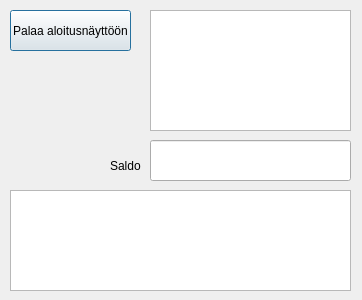
banksimul2022/group2, file PankkiAutomaatti/exe/naytasaldo.ui: the form before one commit.
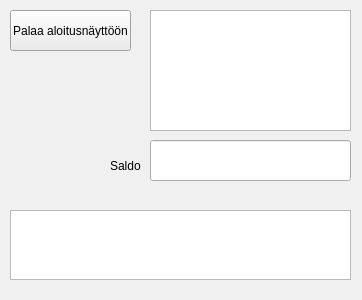
The form after the commit.

```diff
--- a/PankkiAutomaatti/exe/naytasaldo.ui
+++ b/PankkiAutomaatti/exe/naytasaldo.ui
@@ -10,6 +10,556 @@
     <height>300</height>
    </rect>
   </property>
+  <property name="palette">
+   <palette>
+    <active>
+     <colorrole role="WindowText">
+      <brush brushstyle="SolidPattern">
+       <color alpha="255">
+        <red>0</red>
+        <green>0</green>
+        <blue>255</blue>
+       </color>
+      </brush>
+     </colorrole>
+     <colorrole role="Button">
+      <brush brushstyle="SolidPattern">
+       <color alpha="255">
+        <red>255</red>
+        <green>255</green>
+        <blue>255</blue>
+       </color>
+      </brush>
+     </colorrole>
+     <colorrole role="Light">
+      <brush brushstyle="SolidPattern">
+       <color alpha="255">
+        <red>0</red>
+        <green>0</green>
+        <blue>255</blue>
+       </color>
+      </brush>
+     </colorrole>
+     <colorrole role="Midlight">
+      <brush brushstyle="SolidPattern">
+       <color alpha="255">
+        <red>0</red>
+        <green>0</green>
+        <blue>255</blue>
+       </color>
+      </brush>
+     </colorrole>
+     <colorrole role="Dark">
+      <brush brushstyle="SolidPattern">
+       <color alpha="255">
+        <red>0</red>
+        <green>0</green>
+        <blue>255</blue>
+       </color>
+      </brush>
+     </colorrole>
+     <colorrole role="Mid">
+      <brush brushstyle="SolidPattern">
+       <color alpha="255">
+        <red>0</red>
+        <green>0</green>
+        <blue>255</blue>
+       </color>
+      </brush>
+     </colorrole>
+     <colorrole role="Text">
+      <brush brushstyle="SolidPattern">
+       <color alpha="255">
+        <red>0</red>
+        <green>0</green>
+        <blue>255</blue>
+       </color>
+      </brush>
+     </colorrole>
+     <colorrole role="BrightText">
+      <brush brushstyle="SolidPattern">
+       <color alpha="255">
+        <red>0</red>
+        <green>0</green>
+        <blue>255</blue>
+       </color>
+      </brush>
+     </colorrole>
+     <colorrole role="ButtonText">
+      <brush brushstyle="SolidPattern">
+       <color alpha="255">
+        <red>0</red>
+        <green>0</green>
+        <blue>255</blue>
+       </color>
+      </brush>
+     </colorrole>
+     <colorrole role="Base">
+      <brush brushstyle="SolidPattern">
+       <color alpha="255">
+        <red>255</red>
+        <green>255</green>
+        <blue>255</blue>
+       </color>
+      </brush>
+     </colorrole>
+     <colorrole role="Window">
+      <brush brushstyle="SolidPattern">
+       <color alpha="255">
+        <red>255</red>
+        <green>255</green>
+        <blue>255</blue>
+       </color>
+      </brush>
+     </colorrole>
+     <colorrole role="Shadow">
+      <brush brushstyle="SolidPattern">
+       <color alpha="255">
+        <red>0</red>
+        <green>0</green>
+        <blue>255</blue>
+       </color>
+      </brush>
+     </colorrole>
+     <colorrole role="Highlight">
+      <brush brushstyle="SolidPattern">
+       <color alpha="255">
+        <red>0</red>
+        <green>0</green>
+        <blue>255</blue>
+       </color>
+      </brush>
+     </colorrole>
+     <colorrole role="HighlightedText">
+      <brush brushstyle="SolidPattern">
+       <color alpha="255">
+        <red>255</red>
+        <green>255</green>
+        <blue>255</blue>
+       </color>
+      </brush>
+     </colorrole>
+     <colorrole role="Link">
+      <brush brushstyle="SolidPattern">
+       <color alpha="255">
+        <red>0</red>
+        <green>0</green>
+        <blue>255</blue>
+       </color>
+      </brush>
+     </colorrole>
+     <colorrole role="LinkVisited">
+      <brush brushstyle="SolidPattern">
+       <color alpha="255">
+        <red>0</red>
+        <green>0</green>
+        <blue>255</blue>
+       </color>
+      </brush>
+     </colorrole>
+     <colorrole role="AlternateBase">
+      <brush brushstyle="SolidPattern">
+       <color alpha="255">
+        <red>255</red>
+        <green>255</green>
+        <blue>255</blue>
+       </color>
+      </brush>
+     </colorrole>
+     <colorrole role="ToolTipBase">
+      <brush brushstyle="SolidPattern">
+       <color alpha="255">
+        <red>0</red>
+        <green>0</green>
+        <blue>255</blue>
+       </color>
+      </brush>
+     </colorrole>
+     <colorrole role="ToolTipText">
+      <brush brushstyle="SolidPattern">
+       <color alpha="255">
+        <red>0</red>
+        <green>0</green>
+        <blue>255</blue>
+       </color>
+      </brush>
+     </colorrole>
+     <colorrole role="PlaceholderText">
+      <brush brushstyle="SolidPattern">
+       <color alpha="128">
+        <red>0</red>
+        <green>0</green>
+        <blue>255</blue>
+       </color>
+      </brush>
+     </colorrole>
+    </active>
+    <inactive>
+     <colorrole role="WindowText">
+      <brush brushstyle="SolidPattern">
+       <color alpha="255">
+        <red>0</red>
+        <green>0</green>
+        <blue>0</blue>
+       </color>
+      </brush>
+     </colorrole>
+     <colorrole role="Button">
+      <brush brushstyle="SolidPattern">
+       <color alpha="255">
+        <red>240</red>
+        <green>240</green>
+        <blue>240</blue>
+       </color>
+      </brush>
+     </colorrole>
+     <colorrole role="Light">
+      <brush brushstyle="SolidPattern">
+       <color alpha="255">
+        <red>255</red>
+        <green>255</green>
+        <blue>255</blue>
+       </color>
+      </brush>
+     </colorrole>
+     <colorrole role="Midlight">
+      <brush brushstyle="SolidPattern">
+       <color alpha="255">
+        <red>227</red>
+        <green>227</green>
+        <blue>227</blue>
+       </color>
+      </brush>
+     </colorrole>
+     <colorrole role="Dark">
+      <brush brushstyle="SolidPattern">
+       <color alpha="255">
+        <red>160</red>
+        <green>160</green>
+        <blue>160</blue>
+       </color>
+      </brush>
+     </colorrole>
+     <colorrole role="Mid">
+      <brush brushstyle="SolidPattern">
+       <color alpha="255">
+        <red>160</red>
+        <green>160</green>
+        <blue>160</blue>
+       </color>
+      </brush>
+     </colorrole>
+     <colorrole role="Text">
+      <brush brushstyle="SolidPattern">
+       <color alpha="255">
+        <red>0</red>
+        <green>0</green>
+        <blue>0</blue>
+       </color>
+      </brush>
+     </colorrole>
+     <colorrole role="BrightText">
+      <brush brushstyle="SolidPattern">
+       <color alpha="255">
+        <red>255</red>
+        <green>255</green>
+        <blue>255</blue>
+       </color>
+      </brush>
+     </colorrole>
+     <colorrole role="ButtonText">
+      <brush brushstyle="SolidPattern">
+       <color alpha="255">
+        <red>0</red>
+        <green>0</green>
+        <blue>0</blue>
+       </color>
+      </brush>
+     </colorrole>
+     <colorrole role="Base">
+      <brush brushstyle="SolidPattern">
+       <color alpha="255">
+        <red>255</red>
+        <green>255</green>
+        <blue>255</blue>
+       </color>
+      </brush>
+     </colorrole>
+     <colorrole role="Window">
+      <brush brushstyle="SolidPattern">
+       <color alpha="255">
+        <red>240</red>
+        <green>240</green>
+        <blue>240</blue>
+       </color>
+      </brush>
+     </colorrole>
+     <colorrole role="Shadow">
+      <brush brushstyle="SolidPattern">
+       <color alpha="255">
+        <red>105</red>
+        <green>105</green>
+        <blue>105</blue>
+       </color>
+      </brush>
+     </colorrole>
+     <colorrole role="Highlight">
+      <brush brushstyle="SolidPattern">
+       <color alpha="255">
+        <red>240</red>
+        <green>240</green>
+        <blue>240</blue>
+       </color>
+      </brush>
+     </colorrole>
+     <colorrole role="HighlightedText">
+      <brush brushstyle="SolidPattern">
+       <color alpha="255">
+        <red>0</red>
+        <green>0</green>
+        <blue>0</blue>
+       </color>
+      </brush>
+     </colorrole>
+     <colorrole role="Link">
+      <brush brushstyle="SolidPattern">
+       <color alpha="255">
+        <red>0</red>
+        <green>0</green>
+        <blue>255</blue>
+       </color>
+      </brush>
+     </colorrole>
+     <colorrole role="LinkVisited">
+      <brush brushstyle="SolidPattern">
+       <color alpha="255">
+        <red>255</red>
+        <green>0</green>
+        <blue>255</blue>
+       </color>
+      </brush>
+     </colorrole>
+     <colorrole role="AlternateBase">
+      <brush brushstyle="SolidPattern">
+       <color alpha="255">
+        <red>245</red>
+        <green>245</green>
+        <blue>245</blue>
+       </color>
+      </brush>
+     </colorrole>
+     <colorrole role="ToolTipBase">
+      <brush brushstyle="SolidPattern">
+       <color alpha="255">
+        <red>255</red>
+        <green>255</green>
+        <blue>220</blue>
+       </color>
+      </brush>
+     </colorrole>
+     <colorrole role="ToolTipText">
+      <brush brushstyle="SolidPattern">
+       <color alpha="255">
+        <red>0</red>
+        <green>0</green>
+        <blue>0</blue>
+       </color>
+      </brush>
+     </colorrole>
+     <colorrole role="PlaceholderText">
+      <brush brushstyle="SolidPattern">
+       <color alpha="128">
+        <red>0</red>
+        <green>0</green>
+        <blue>0</blue>
+       </color>
+      </brush>
+     </colorrole>
+    </inactive>
+    <disabled>
+     <colorrole role="WindowText">
+      <brush brushstyle="SolidPattern">
+       <color alpha="255">
+        <red>0</red>
+        <green>0</green>
+        <blue>255</blue>
+       </color>
+      </brush>
+     </colorrole>
+     <colorrole role="Button">
+      <brush brushstyle="SolidPattern">
+       <color alpha="255">
+        <red>255</red>
+        <green>255</green>
+        <blue>255</blue>
+       </color>
+      </brush>
+     </colorrole>
+     <colorrole role="Light">
+      <brush brushstyle="SolidPattern">
+       <color alpha="255">
+        <red>0</red>
+        <green>0</green>
+        <blue>255</blue>
+       </color>
+      </brush>
+     </colorrole>
+     <colorrole role="Midlight">
+      <brush brushstyle="SolidPattern">
+       <color alpha="255">
+        <red>0</red>
+        <green>0</green>
+        <blue>255</blue>
+       </color>
+      </brush>
+     </colorrole>
+     <colorrole role="Dark">
+      <brush brushstyle="SolidPattern">
+       <color alpha="255">
+        <red>0</red>
+        <green>0</green>
+        <blue>255</blue>
+       </color>
+      </brush>
+     </colorrole>
+     <colorrole role="Mid">
+      <brush brushstyle="SolidPattern">
+       <color alpha="255">
+        <red>0</red>
+        <green>0</green>
+        <blue>255</blue>
+       </color>
+      </brush>
+     </colorrole>
+     <colorrole role="Text">
+      <brush brushstyle="SolidPattern">
+       <color alpha="255">
+        <red>0</red>
+        <green>0</green>
+        <blue>255</blue>
+       </color>
+      </brush>
+     </colorrole>
+     <colorrole role="BrightText">
+      <brush brushstyle="SolidPattern">
+       <color alpha="255">
+        <red>0</red>
+        <green>0</green>
+        <blue>255</blue>
+       </color>
+      </brush>
+     </colorrole>
+     <colorrole role="ButtonText">
+      <brush brushstyle="SolidPattern">
+       <color alpha="255">
+        <red>0</red>
+        <green>0</green>
+        <blue>255</blue>
+       </color>
+      </brush>
+     </colorrole>
+     <colorrole role="Base">
+      <brush brushstyle="SolidPattern">
+       <color alpha="255">
+        <red>255</red>
+        <green>255</green>
+        <blue>255</blue>
+       </color>
+      </brush>
+     </colorrole>
+     <colorrole role="Window">
+      <brush brushstyle="SolidPattern">
+       <color alpha="255">
+        <red>255</red>
+        <green>255</green>
+        <blue>255</blue>
+       </color>
+      </brush>
+     </colorrole>
+     <colorrole role="Shadow">
+      <brush brushstyle="SolidPattern">
+       <color alpha="255">
+        <red>0</red>
+        <green>0</green>
+        <blue>0</blue>
+       </color>
+      </brush>
+     </colorrole>
+     <colorrole role="Highlight">
+      <brush brushstyle="SolidPattern">
+       <color alpha="255">
+        <red>0</red>
+        <green>120</green>
+        <blue>215</blue>
+       </color>
+      </brush>
+     </colorrole>
+     <colorrole role="HighlightedText">
+      <brush brushstyle="SolidPattern">
+       <color alpha="255">
+        <red>255</red>
+        <green>255</green>
+        <blue>255</blue>
+       </color>
+      </brush>
+     </colorrole>
+     <colorrole role="Link">
+      <brush brushstyle="SolidPattern">
+       <color alpha="255">
+        <red>0</red>
+        <green>0</green>
+        <blue>255</blue>
+       </color>
+      </brush>
+     </colorrole>
+     <colorrole role="LinkVisited">
+      <brush brushstyle="SolidPattern">
+       <color alpha="255">
+        <red>255</red>
+        <green>0</green>
+        <blue>255</blue>
+       </color>
+      </brush>
+     </colorrole>
+     <colorrole role="AlternateBase">
+      <brush brushstyle="SolidPattern">
+       <color alpha="255">
+        <red>245</red>
+        <green>245</green>
+        <blue>245</blue>
+       </color>
+      </brush>
+     </colorrole>
+     <colorrole role="ToolTipBase">
+      <brush brushstyle="SolidPattern">
+       <color alpha="255">
+        <red>255</red>
+        <green>255</green>
+        <blue>220</blue>
+       </color>
+      </brush>
+     </colorrole>
+     <colorrole role="ToolTipText">
+      <brush brushstyle="SolidPattern">
+       <color alpha="255">
+        <red>0</red>
+        <green>0</green>
+        <blue>0</blue>
+       </color>
+      </brush>
+     </colorrole>
+     <colorrole role="PlaceholderText">
+      <brush brushstyle="SolidPattern">
+       <color alpha="128">
+        <red>0</red>
+        <green>0</green>
+        <blue>0</blue>
+       </color>
+      </brush>
+     </colorrole>
+    </disabled>
+   </palette>
+  </property>
   <property name="windowTitle">
    <string>Näytä saldo</string>
   </property>
@@ -26,16 +576,6 @@
     <string>Palaa aloitusnäyttöön</string>
    </property>
   </widget>
-  <widget class="QListWidget" name="tilitapahtumatedit">
-   <property name="geometry">
-    <rect>
-     <x>10</x>
-     <y>190</y>
-     <width>341</width>
-     <height>101</height>
-    </rect>
-   </property>
-  </widget>
   <widget class="QLineEdit" name="saldoedit">
    <property name="geometry">
     <rect>
@@ -69,6 +609,566 @@
     </rect>
    </property>
   </widget>
+  <widget class="QTextEdit" name="tilitapahtumatedit">
+   <property name="geometry">
+    <rect>
+     <x>10</x>
+     <y>210</y>
+     <width>341</width>
+     <height>70</height>
+    </rect>
+   </property>
+   <property name="palette">
+    <palette>
+     <active>
+      <colorrole role="WindowText">
+       <brush brushstyle="SolidPattern">
+        <color alpha="255">
+         <red>0</red>
+         <green>0</green>
+         <blue>255</blue>
+        </color>
+       </brush>
+      </colorrole>
+      <colorrole role="Button">
+       <brush brushstyle="SolidPattern">
+        <color alpha="255">
+         <red>255</red>
+         <green>255</green>
+         <blue>255</blue>
+        </color>
+       </brush>
+      </colorrole>
+      <colorrole role="Light">
+       <brush brushstyle="SolidPattern">
+        <color alpha="255">
+         <red>0</red>
+         <green>0</green>
+         <blue>255</blue>
+        </color>
+       </brush>
+      </colorrole>
+      <colorrole role="Midlight">
+       <brush brushstyle="SolidPattern">
+        <color alpha="255">
+         <red>0</red>
+         <green>0</green>
+         <blue>255</blue>
+        </color>
+       </brush>
+      </colorrole>
+      <colorrole role="Dark">
+       <brush brushstyle="SolidPattern">
+        <color alpha="255">
+         <red>0</red>
+         <green>0</green>
+         <blue>255</blue>
+        </color>
+       </brush>
+      </colorrole>
+      <colorrole role="Mid">
+       <brush brushstyle="SolidPattern">
+        <color alpha="255">
+         <red>0</red>
+         <green>0</green>
+         <blue>255</blue>
+        </color>
+       </brush>
+      </colorrole>
+      <colorrole role="Text">
+       <brush brushstyle="SolidPattern">
+        <color alpha="255">
+         <red>0</red>
+         <green>0</green>
+         <blue>255</blue>
+        </color>
+       </brush>
+      </colorrole>
+      <colorrole role="BrightText">
+       <brush brushstyle="SolidPattern">
+        <color alpha="255">
+         <red>0</red>
+         <green>0</green>
+         <blue>255</blue>
+        </color>
+       </brush>
+      </colorrole>
+      <colorrole role="ButtonText">
+       <brush brushstyle="SolidPattern">
+        <color alpha="255">
+         <red>0</red>
+         <green>0</green>
+         <blue>255</blue>
+        </color>
+       </brush>
+      </colorrole>
+      <colorrole role="Base">
+       <brush brushstyle="SolidPattern">
+        <color alpha="255">
+         <red>255</red>
+         <green>255</green>
+         <blue>255</blue>
+        </color>
+       </brush>
+      </colorrole>
+      <colorrole role="Window">
+       <brush brushstyle="SolidPattern">
+        <color alpha="255">
+         <red>255</red>
+         <green>255</green>
+         <blue>255</blue>
+        </color>
+       </brush>
+      </colorrole>
+      <colorrole role="Shadow">
+       <brush brushstyle="SolidPattern">
+        <color alpha="255">
+         <red>0</red>
+         <green>0</green>
+         <blue>255</blue>
+        </color>
+       </brush>
+      </colorrole>
+      <colorrole role="Highlight">
+       <brush brushstyle="SolidPattern">
+        <color alpha="255">
+         <red>0</red>
+         <green>0</green>
+         <blue>255</blue>
+        </color>
+       </brush>
+      </colorrole>
+      <colorrole role="HighlightedText">
+       <brush brushstyle="SolidPattern">
+        <color alpha="255">
+         <red>255</red>
+         <green>255</green>
+         <blue>255</blue>
+        </color>
+       </brush>
+      </colorrole>
+      <colorrole role="Link">
+       <brush brushstyle="SolidPattern">
+        <color alpha="255">
+         <red>0</red>
+         <green>0</green>
+         <blue>255</blue>
+        </color>
+       </brush>
+      </colorrole>
+      <colorrole role="LinkVisited">
+       <brush brushstyle="SolidPattern">
+        <color alpha="255">
+         <red>0</red>
+         <green>0</green>
+         <blue>255</blue>
+        </color>
+       </brush>
+      </colorrole>
+      <colorrole role="AlternateBase">
+       <brush brushstyle="SolidPattern">
+        <color alpha="255">
+         <red>255</red>
+         <green>255</green>
+         <blue>255</blue>
+        </color>
+       </brush>
+      </colorrole>
+      <colorrole role="ToolTipBase">
+       <brush brushstyle="SolidPattern">
+        <color alpha="255">
+         <red>0</red>
+         <green>0</green>
+         <blue>255</blue>
+        </color>
+       </brush>
+      </colorrole>
+      <colorrole role="ToolTipText">
+       <brush brushstyle="SolidPattern">
+        <color alpha="255">
+         <red>0</red>
+         <green>0</green>
+         <blue>255</blue>
+        </color>
+       </brush>
+      </colorrole>
+      <colorrole role="PlaceholderText">
+       <brush brushstyle="SolidPattern">
+        <color alpha="128">
+         <red>0</red>
+         <green>0</green>
+         <blue>255</blue>
+        </color>
+       </brush>
+      </colorrole>
+     </active>
+     <inactive>
+      <colorrole role="WindowText">
+       <brush brushstyle="SolidPattern">
+        <color alpha="255">
+         <red>0</red>
+         <green>0</green>
+         <blue>0</blue>
+        </color>
+       </brush>
+      </colorrole>
+      <colorrole role="Button">
+       <brush brushstyle="SolidPattern">
+        <color alpha="255">
+         <red>240</red>
+         <green>240</green>
+         <blue>240</blue>
+        </color>
+       </brush>
+      </colorrole>
+      <colorrole role="Light">
+       <brush brushstyle="SolidPattern">
+        <color alpha="255">
+         <red>255</red>
+         <green>255</green>
+         <blue>255</blue>
+        </color>
+       </brush>
+      </colorrole>
+      <colorrole role="Midlight">
+       <brush brushstyle="SolidPattern">
+        <color alpha="255">
+         <red>227</red>
+         <green>227</green>
+         <blue>227</blue>
+        </color>
+       </brush>
+      </colorrole>
+      <colorrole role="Dark">
+       <brush brushstyle="SolidPattern">
+        <color alpha="255">
+         <red>160</red>
+         <green>160</green>
+         <blue>160</blue>
+        </color>
+       </brush>
+      </colorrole>
+      <colorrole role="Mid">
+       <brush brushstyle="SolidPattern">
+        <color alpha="255">
+         <red>160</red>
+         <green>160</green>
+         <blue>160</blue>
+        </color>
+       </brush>
+      </colorrole>
+      <colorrole role="Text">
+       <brush brushstyle="SolidPattern">
+        <color alpha="255">
+         <red>0</red>
+         <green>0</green>
+         <blue>0</blue>
+        </color>
+       </brush>
+      </colorrole>
+      <colorrole role="BrightText">
+       <brush brushstyle="SolidPattern">
+        <color alpha="255">
+         <red>255</red>
+         <green>255</green>
+         <blue>255</blue>
+        </color>
+       </brush>
+      </colorrole>
+      <colorrole role="ButtonText">
+       <brush brushstyle="SolidPattern">
+        <color alpha="255">
+         <red>0</red>
+         <green>0</green>
+         <blue>0</blue>
+        </color>
+       </brush>
+      </colorrole>
+      <colorrole role="Base">
+       <brush brushstyle="SolidPattern">
+        <color alpha="255">
+         <red>255</red>
+         <green>255</green>
+         <blue>255</blue>
+        </color>
+       </brush>
+      </colorrole>
+      <colorrole role="Window">
+       <brush brushstyle="SolidPattern">
+        <color alpha="255">
+         <red>240</red>
+         <green>240</green>
+         <blue>240</blue>
+        </color>
+       </brush>
+      </colorrole>
+      <colorrole role="Shadow">
+       <brush brushstyle="SolidPattern">
+        <color alpha="255">
+         <red>105</red>
+         <green>105</green>
+         <blue>105</blue>
+        </color>
+       </brush>
+      </colorrole>
+      <colorrole role="Highlight">
+       <brush brushstyle="SolidPattern">
+        <color alpha="255">
+         <red>240</red>
+         <green>240</green>
+         <blue>240</blue>
+        </color>
+       </brush>
+      </colorrole>
+      <colorrole role="HighlightedText">
+       <brush brushstyle="SolidPattern">
+        <color alpha="255">
+         <red>0</red>
+         <green>0</green>
+         <blue>0</blue>
+        </color>
+       </brush>
+      </colorrole>
+      <colorrole role="Link">
+       <brush brushstyle="SolidPattern">
+        <color alpha="255">
+         <red>0</red>
+         <green>0</green>
+         <blue>255</blue>
+        </color>
+       </brush>
+      </colorrole>
+      <colorrole role="LinkVisited">
+       <brush brushstyle="SolidPattern">
+        <color alpha="255">
+         <red>255</red>
+         <green>0</green>
+         <blue>255</blue>
+        </color>
+       </brush>
+      </colorrole>
+      <colorrole role="AlternateBase">
+       <brush brushstyle="SolidPattern">
+        <color alpha="255">
+         <red>245</red>
+         <green>245</green>
+         <blue>245</blue>
+        </color>
+       </brush>
+      </colorrole>
+      <colorrole role="ToolTipBase">
+       <brush brushstyle="SolidPattern">
+        <color alpha="255">
+         <red>255</red>
+         <green>255</green>
+         <blue>220</blue>
+        </color>
+       </brush>
+      </colorrole>
+      <colorrole role="ToolTipText">
+       <brush brushstyle="SolidPattern">
+        <color alpha="255">
+         <red>0</red>
+         <green>0</green>
+         <blue>0</blue>
+        </color>
+       </brush>
+      </colorrole>
+      <colorrole role="PlaceholderText">
+       <brush brushstyle="SolidPattern">
+        <color alpha="128">
+         <red>0</red>
+         <green>0</green>
+         <blue>0</blue>
+        </color>
+       </brush>
+      </colorrole>
+     </inactive>
+     <disabled>
+      <colorrole role="WindowText">
+       <brush brushstyle="SolidPattern">
+        <color alpha="255">
+         <red>0</red>
+         <green>0</green>
+         <blue>255</blue>
+        </color>
+       </brush>
+      </colorrole>
+      <colorrole role="Button">
+       <brush brushstyle="SolidPattern">
+        <color alpha="255">
+         <red>255</red>
+         <green>255</green>
+         <blue>255</blue>
+        </color>
+       </brush>
+      </colorrole>
+      <colorrole role="Light">
+       <brush brushstyle="SolidPattern">
+        <color alpha="255">
+         <red>0</red>
+         <green>0</green>
+         <blue>255</blue>
+        </color>
+       </brush>
+      </colorrole>
+      <colorrole role="Midlight">
+       <brush brushstyle="SolidPattern">
+        <color alpha="255">
+         <red>0</red>
+         <green>0</green>
+         <blue>255</blue>
+        </color>
+       </brush>
+      </colorrole>
+      <colorrole role="Dark">
+       <brush brushstyle="SolidPattern">
+        <color alpha="255">
+         <red>0</red>
+         <green>0</green>
+         <blue>255</blue>
+        </color>
+       </brush>
+      </colorrole>
+      <colorrole role="Mid">
+       <brush brushstyle="SolidPattern">
+        <color alpha="255">
+         <red>0</red>
+         <green>0</green>
+         <blue>255</blue>
+        </color>
+       </brush>
+      </colorrole>
+      <colorrole role="Text">
+       <brush brushstyle="SolidPattern">
+        <color alpha="255">
+         <red>0</red>
+         <green>0</green>
+         <blue>255</blue>
+        </color>
+       </brush>
+      </colorrole>
+      <colorrole role="BrightText">
+       <brush brushstyle="SolidPattern">
+        <color alpha="255">
+         <red>0</red>
+         <green>0</green>
+         <blue>255</blue>
+        </color>
+       </brush>
+      </colorrole>
+      <colorrole role="ButtonText">
+       <brush brushstyle="SolidPattern">
+        <color alpha="255">
+         <red>0</red>
+         <green>0</green>
+         <blue>255</blue>
+        </color>
+       </brush>
+      </colorrole>
+      <colorrole role="Base">
+       <brush brushstyle="SolidPattern">
+        <color alpha="255">
+         <red>255</red>
+         <green>255</green>
+         <blue>255</blue>
+        </color>
+       </brush>
+      </colorrole>
+      <colorrole role="Window">
+       <brush brushstyle="SolidPattern">
+        <color alpha="255">
+         <red>255</red>
+         <green>255</green>
+         <blue>255</blue>
+        </color>
+       </brush>
+      </colorrole>
+      <colorrole role="Shadow">
+       <brush brushstyle="SolidPattern">
+        <color alpha="255">
+         <red>0</red>
+         <green>0</green>
+         <blue>0</blue>
+        </color>
+       </brush>
+      </colorrole>
+      <colorrole role="Highlight">
+       <brush brushstyle="SolidPattern">
+        <color alpha="255">
+         <red>0</red>
+         <green>120</green>
+         <blue>215</blue>
+        </color>
+       </brush>
+      </colorrole>
+      <colorrole role="HighlightedText">
+       <brush brushstyle="SolidPattern">
+        <color alpha="255">
+         <red>255</red>
+         <green>255</green>
+         <blue>255</blue>
+        </color>
+       </brush>
+      </colorrole>
+      <colorrole role="Link">
+       <brush brushstyle="SolidPattern">
+        <color alpha="255">
+         <red>0</red>
+         <green>0</green>
+         <blue>255</blue>
+        </color>
+       </brush>
+      </colorrole>
+      <colorrole role="LinkVisited">
+       <brush brushstyle="SolidPattern">
+        <color alpha="255">
+         <red>255</red>
+         <green>0</green>
+         <blue>255</blue>
+        </color>
+       </brush>
+      </colorrole>
+      <colorrole role="AlternateBase">
+       <brush brushstyle="SolidPattern">
+        <color alpha="255">
+         <red>245</red>
+         <green>245</green>
+         <blue>245</blue>
+        </color>
+       </brush>
+      </colorrole>
+      <colorrole role="ToolTipBase">
+       <brush brushstyle="SolidPattern">
+        <color alpha="255">
+         <red>255</red>
+         <green>255</green>
+         <blue>220</blue>
+        </color>
+       </brush>
+      </colorrole>
+      <colorrole role="ToolTipText">
+       <brush brushstyle="SolidPattern">
+        <color alpha="255">
+         <red>0</red>
+         <green>0</green>
+         <blue>0</blue>
+        </color>
+       </brush>
+      </colorrole>
+      <colorrole role="PlaceholderText">
+       <brush brushstyle="SolidPattern">
+        <color alpha="128">
+         <red>0</red>
+         <green>0</green>
+         <blue>0</blue>
+        </color>
+       </brush>
+      </colorrole>
+     </disabled>
+    </palette>
+   </property>
+  </widget>
  </widget>
  <resources/>
  <connections/>
```
